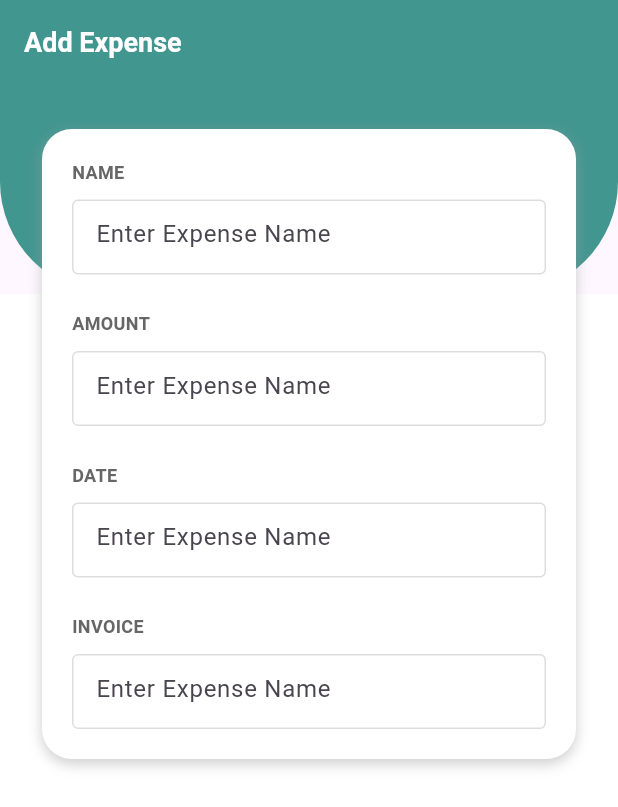
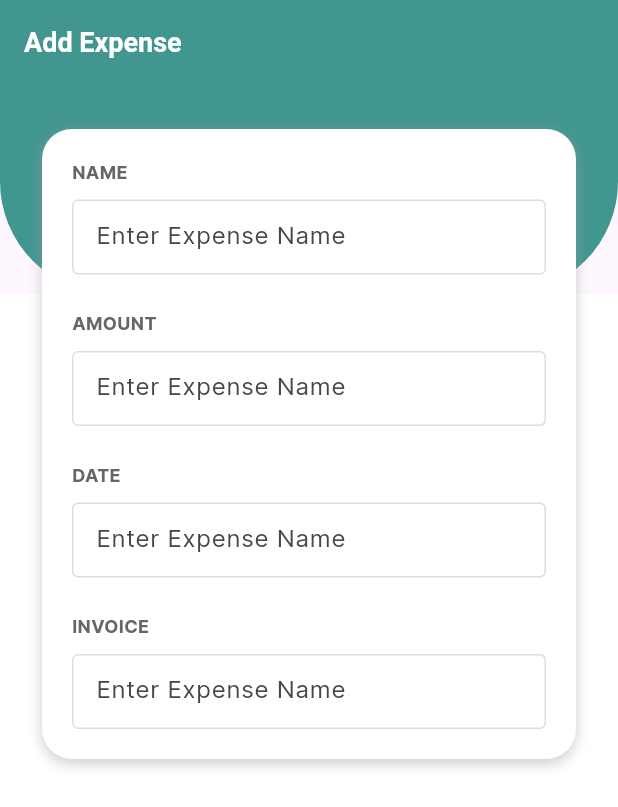
Before and after one commit to AhsanAshfaq1/Easy_Budget, a Flutter app: the screen it shows after launch, on a phone screen of 412 x 824 dp. Shown: the top 807 px of the screen. Run offline on Flutter 3.47's test engine with Material 3 defaults, Android fonts, the phone set to English and light mode, and no system bars; our stand-ins replace flutter_native_splash, sqflite; accounts and stored records are empty.

Commit message:
feat: Update main.dart to configure global fonts

```diff
--- a/lib/main.dart
+++ b/lib/main.dart
@@ -29,7 +29,12 @@ class App extends StatelessWidget {
 
   @override
   Widget build(BuildContext context) {
-    return const MaterialApp(
-        debugShowCheckedModeBanner: false, home: AddExpense());
+    return MaterialApp(
+      debugShowCheckedModeBanner: false,
+      home: const AddExpense(),
+      theme: ThemeData(
+        fontFamily: 'Inter',
+      ),
+    );
   }
 }
```
